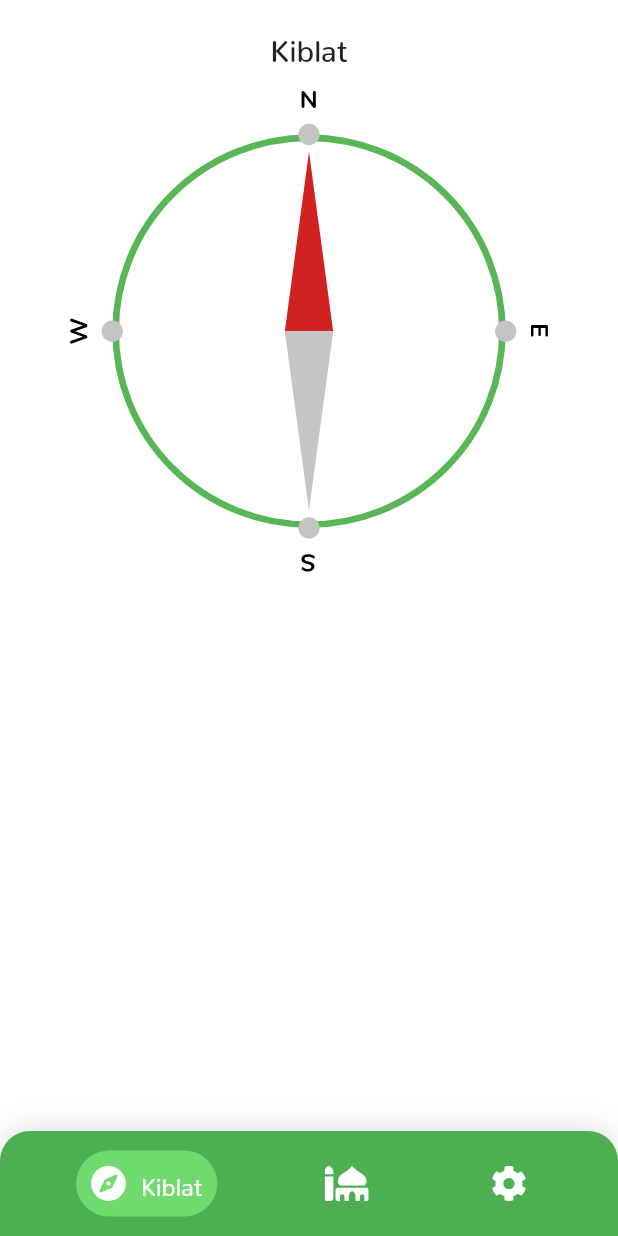
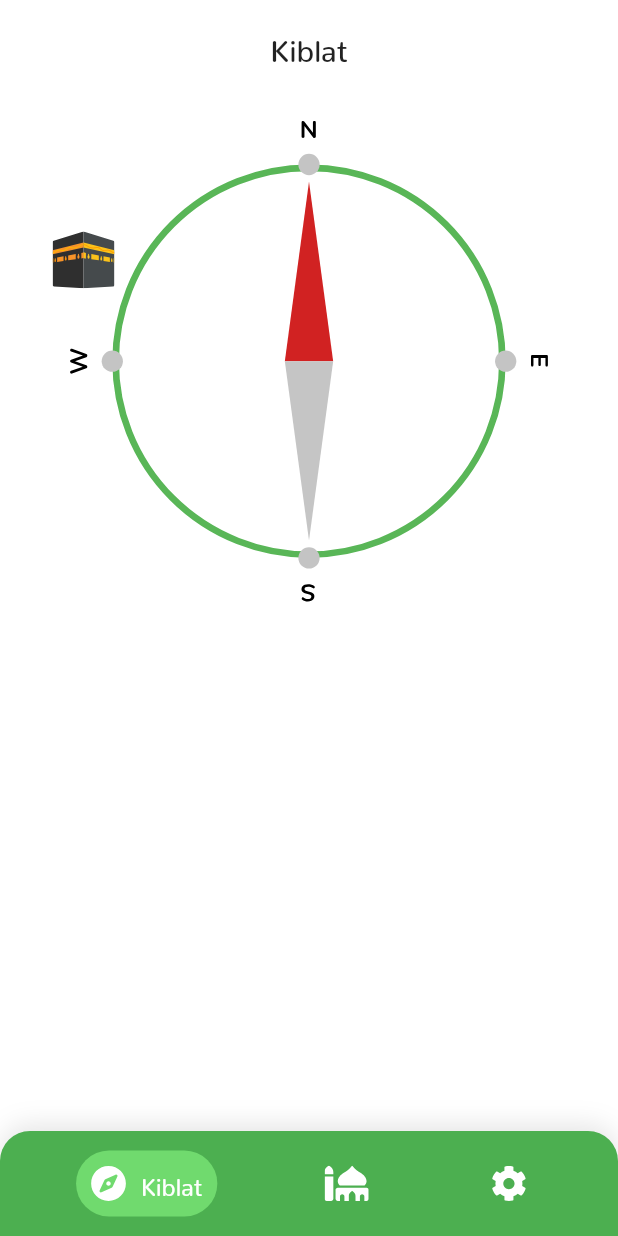
Before and after one commit to mbaguszulmi/muslim-compass, a Flutter app: the screen it shows after launch, on a phone screen of 412 x 824 dp. Run offline on Flutter 3.47's test engine with Material 2 defaults, Android fonts, the phone set to English and light mode, and no system bars; our stand-ins replace flutter_compass, flutter_svg; statements that could not run were skipped.

```diff
--- a/lib/mainPage.dart
+++ b/lib/mainPage.dart
@@ -79,7 +79,7 @@ class _MainPageState extends State<MainPage> {
                       children: <Widget>[
                         SvgPicture.asset(
                           'assets/icons/fa-solid_compass.svg',
-                          semanticsLabel: 'Compass',
+                          semanticsLabel: 'CompassIcon',
                           height: 24,
                         ),
                         (_currentPage == 0 ? Container(
--- a/lib/mainPageContents/compass.dart
+++ b/lib/mainPageContents/compass.dart
@@ -1,6 +1,8 @@
+import 'dart:math';
+
 import 'package:flutter/material.dart';
 import 'package:flutter_compass/flutter_compass.dart';
-import 'dart:math' as math;
+import 'dart:math' as Math;
 
 import 'package:flutter_svg/svg.dart';
 
@@ -10,40 +12,127 @@ class Compass extends StatefulWidget {
   _CompassState createState() => _CompassState();
 }
 
-class _CompassState extends State<Compass> {
-  double _directionDeg;
+class _CompassState extends State<Compass> with TickerProviderStateMixin {
+  double _directionDeg = 0,
+         _beforedeg = 0,
+         _kaabahX = 0,
+         _kaabahY = 0,
+         _headingAngleDeg = 294.22;
+  AnimationController _rotateController;
+  Animation rotateTween, rotateTweenInside;
+
+  double _degToRad(double deg) {
+    return deg * (Math.pi / 180.0);
+  }
+
+  double _getPosXKaabah(double angle, double rad) {
+    return cos(_degToRad(angle))*rad;
+  }
+
+  double _getPosYKaabah(double angle, double rad) {
+    return sin(_degToRad(angle))*rad;
+  }
 
   @override
   void initState() {
+    _headingAngleDeg -= 90;
+    _kaabahX = _getPosXKaabah(_headingAngleDeg, 1);
+    _kaabahY = _getPosYKaabah(_headingAngleDeg, 1);
+
+    _rotateController = AnimationController(
+      duration: Duration(milliseconds: 200),
+      vsync: this,
+    );
+
     FlutterCompass.events.listen((double direction) {
       setState(() {
-        _directionDeg = direction;
-        print('Current Deg: $direction');
+        _rotateController.stop();
+        _beforedeg = rotateTween.value;
+        _directionDeg = -((direction ?? 0)/360);
+        if ((_directionDeg - _beforedeg).abs() > ((_directionDeg-1) - _beforedeg).abs()) {
+          _directionDeg = _directionDeg-1;
+        }
+        _rotateController.forward(from: _beforedeg);
       });
     });
+
+    _rotateController.forward();
+
     super.initState();
   }
 
   @override
+  void dispose() {
+    _rotateController.dispose();
+    FlutterCompass.events.listen(null);
+    super.dispose();
+  }
+
+  @override
   Widget build(BuildContext context) {
+    rotateTween = Tween(
+      begin: _beforedeg,
+      end: _directionDeg
+    ).animate(CurvedAnimation(
+      parent: _rotateController,
+      curve: Curves.easeOut
+    ));
+
+    rotateTweenInside = Tween(
+      begin: -_beforedeg,
+      end: -_directionDeg
+    ).animate(CurvedAnimation(
+      parent: _rotateController,
+      curve: Curves.easeOut
+    ));
+
     return Scaffold(
       body: SingleChildScrollView(
 
         child: Column(
           mainAxisSize: MainAxisSize.max,
-          // mainAxisAlignment: MainAxisAlignment.center,
+          children: <Widget>[
+            Container(
+              padding: EdgeInsets.all(20),
+              alignment: Alignment.center,
+              width: MediaQuery.of(context).size.width,
+              child: RotationTransition(
+                turns: rotateTween,
+                child: Stack(
                     children: <Widget>[
                       Container(
                         width: MediaQuery.of(context).size.width,
                         alignment: Alignment.center,
-              child: Transform.rotate(
-                angle: -((_directionDeg ?? 0) * (math.pi / 180)),
                         child: SvgPicture.asset(
                           'assets/icons/Compass.svg',
-                  semanticsLabel: 'Compass',
+                          semanticsLabel: 'Compass Rotate',
                           width: MediaQuery.of(context).size.width * 0.8,
                           height: MediaQuery.of(context).size.width * 0.8
                         ),
+                      ),
+                      Container(
+                        width: MediaQuery.of(context).size.width,
+                        height: MediaQuery.of(context).size.width * 0.8,
+                        alignment: Alignment.center,
+                        child: Transform.translate(
+                          offset: Offset(
+                            // _getPosXKaabah(_headingAngleDeg, MediaQuery.of(context).size.width * 0.4),
+                            // _getPosYKaabah(_headingAngleDeg, MediaQuery.of(context).size.width * 0.4),
+                            _kaabahX * MediaQuery.of(context).size.width * 0.4,
+                            _kaabahY * MediaQuery.of(context).size.width * 0.4
+                          ),
+                          child: RotationTransition(
+                            turns: rotateTweenInside,
+                            child: SvgPicture.asset(
+                              'assets/icons/kabah.svg',
+                              semanticsLabel: 'Kaabah',
+                              width: MediaQuery.of(context).size.width * 0.1
+                            ),
+                          )
+                        )
+                      ),
+                    ],
+                )
               ),
             )
           ],
--- a/pubspec.yaml
+++ b/pubspec.yaml
@@ -48,6 +48,7 @@ flutter:
     - assets/icons/fa-solid_compass.svg
     - assets/icons/fa-solid_mosque.svg
     - assets/icons/Compass.svg
+    - assets/icons/kabah.svg
 
   fonts:
     - family: Montserrat
```
Also changed, not shown: assets/icons/kabah.svg, 2 other files. Lines whose indentation alone changed are shown as unchanged.
